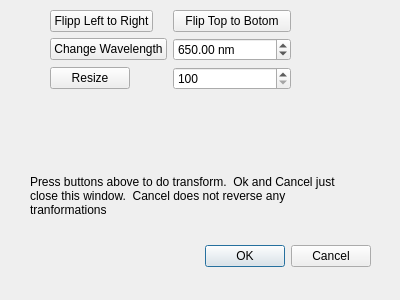
Old version of the form transformwavefrontdlg.ui in the repository githubdoe/DFTFringe.
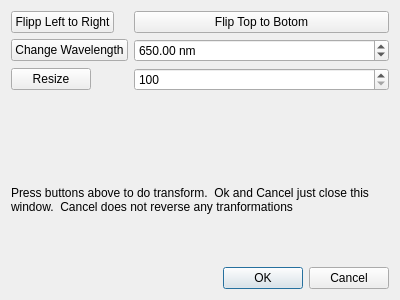
New version of the form.

Diff of the .ui file:
```diff
--- a/transformwavefrontdlg.ui
+++ b/transformwavefrontdlg.ui
@@ -13,31 +13,8 @@
   <property name="windowTitle">
    <string>Dialog</string>
   </property>
-  <widget class="QDialogButtonBox" name="buttonBox">
-   <property name="geometry">
-    <rect>
-     <x>30</x>
-     <y>240</y>
-     <width>341</width>
-     <height>32</height>
-    </rect>
-   </property>
-   <property name="orientation">
-    <enum>Qt::Horizontal</enum>
-   </property>
-   <property name="standardButtons">
-    <set>QDialogButtonBox::Cancel|QDialogButtonBox::Ok</set>
-   </property>
-  </widget>
-  <widget class="QWidget" name="layoutWidget">
-   <property name="geometry">
-    <rect>
-     <x>50</x>
-     <y>10</y>
-     <width>241</width>
-     <height>161</height>
-    </rect>
-   </property>
+  <layout class="QVBoxLayout" name="verticalLayout">
+   <item>
    <layout class="QFormLayout" name="formLayout">
     <item row="0" column="0">
      <widget class="QPushButton" name="flipLR">
@@ -100,16 +77,9 @@
      </widget>
     </item>
    </layout>
-  </widget>
+   </item>
+   <item>
   <widget class="QLabel" name="label">
-   <property name="geometry">
-    <rect>
-     <x>30</x>
-     <y>160</y>
-     <width>321</width>
-     <height>71</height>
-    </rect>
-   </property>
    <property name="text">
     <string>Press buttons above to do transform.  Ok and Cancel just close this window.  Cancel does not reverse any tranformations </string>
    </property>
@@ -117,6 +87,18 @@
     <bool>true</bool>
    </property>
   </widget>
+   </item>
+   <item>
+    <widget class="QDialogButtonBox" name="buttonBox">
+     <property name="orientation">
+      <enum>Qt::Horizontal</enum>
+     </property>
+     <property name="standardButtons">
+      <set>QDialogButtonBox::Cancel|QDialogButtonBox::Ok</set>
+     </property>
+    </widget>
+   </item>
+  </layout>
  </widget>
  <resources/>
  <connections>
```
Lines whose indentation alone changed are shown as unchanged.
